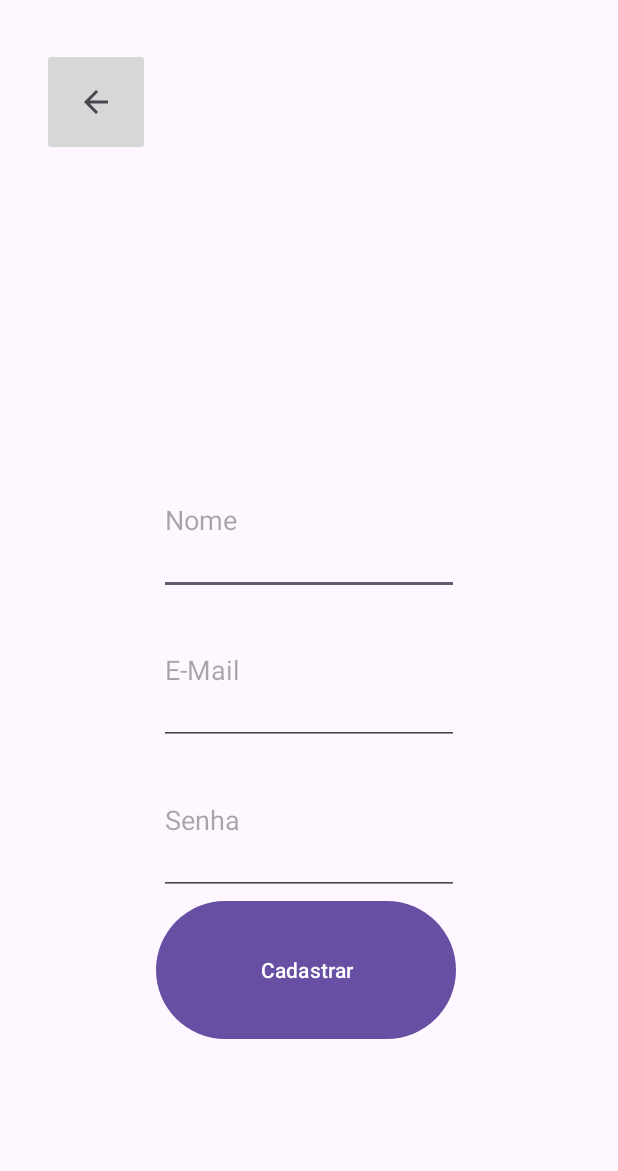
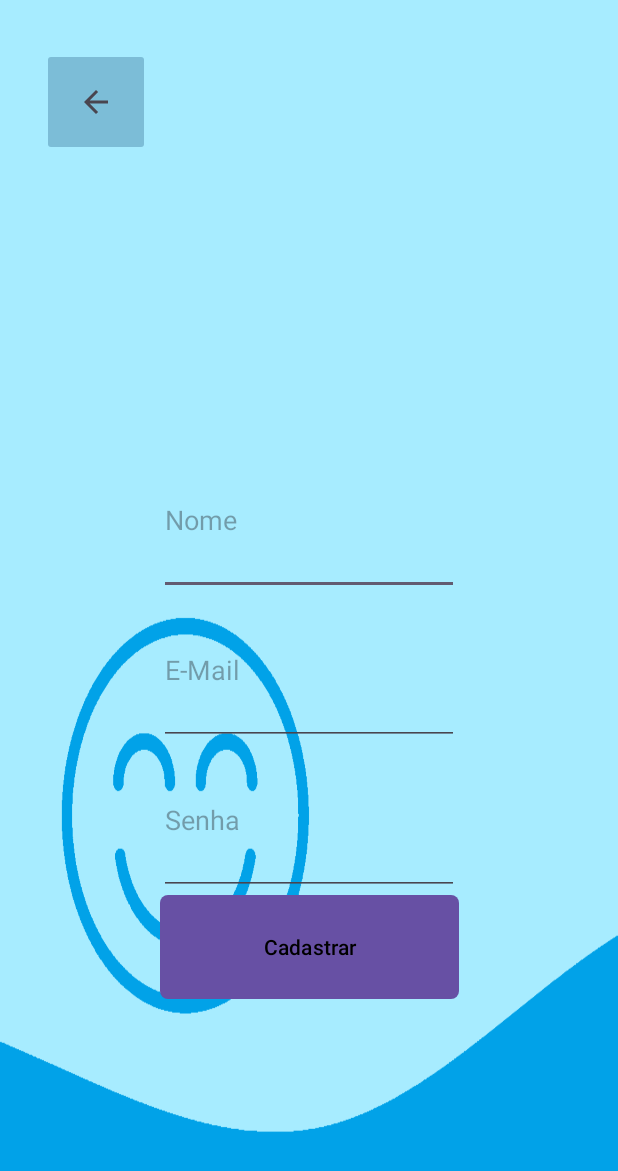
Before and after one commit to Catadordegames/SoninhoTech, an Android app: the cadastro_activity screen opened directly, with no data from a screen before it, on a phone screen of 412 x 824 dp. Shown: the top 1171 px of the screen. Run offline under Robolectric (Android 15) with nearby library versions, the phone set to English and light mode, and no system bars.

Commit message:
fiz os background light & dark tem que mudar as cores dos botoes

```diff
--- /dev/null
+++ b/app/src/main/res/drawable/ripple.xml
@@ -0,0 +1,10 @@
+<?xml version="1.0" encoding="utf-8"?>
+<ripple xmlns:android="http://schemas.android.com/apk/res/android"
+    android:color="@color/button">
+    <item>
+        <shape android:shape="rectangle">
+            <solid android:color="@color/button"/>
+            <corners android:radius="5dp" />
+        </shape>
+    </item>
+</ripple>
--- a/app/src/main/res/layout/activity_selecionar_perfil.xml
+++ b/app/src/main/res/layout/activity_selecionar_perfil.xml
@@ -4,6 +4,7 @@
     android:layout_width="match_parent"
     android:layout_height="match_parent"
     android:orientation="vertical"
+    android:background="@drawable/background_720"
     android:padding="16dp">
 
     <ScrollView
--- a/app/src/main/res/layout/cadastro_activity.xml
+++ b/app/src/main/res/layout/cadastro_activity.xml
@@ -1,8 +1,10 @@
 <?xml version="1.0" encoding="utf-8"?>
 <androidx.constraintlayout.widget.ConstraintLayout xmlns:android="http://schemas.android.com/apk/res/android"
+    xmlns:app="http://schemas.android.com/apk/res-auto"
+    xmlns:tools="http://schemas.android.com/tools"
     android:layout_width="match_parent"
     android:layout_height="match_parent"
-    xmlns:app="http://schemas.android.com/apk/res-auto">
+    android:background="@drawable/background_720">
 
     <ImageButton
         android:id="@+id/btn_back"
@@ -10,59 +12,74 @@
         android:layout_height="72dp"
         android:layout_marginStart="28dp"
         android:layout_marginTop="32dp"
+        android:backgroundTint="@color/button"
+        android:contentDescription="@string/back"
         app:layout_constraintStart_toStartOf="parent"
         app:layout_constraintTop_toTopOf="parent"
-        app:srcCompat="?attr/homeAsUpIndicator"
-        android:contentDescription="@string/back"/>
+        app:srcCompat="?attr/homeAsUpIndicator" />
 
     <EditText
         android:id="@+id/cadastro_usuario_nome"
         android:layout_width="200dp"
         android:layout_height="100dp"
+        android:autofillHints="AUTOFILL_HINT_PERSON_NAME"
         android:hint="@string/name"
-        android:autofillHints="AUTOFILL_HINT_PERSON_NAME"
         android:inputType="textPersonName"
+        android:textColorLink="@color/text"
+        app:layout_constraintBottom_toBottomOf="parent"
+        app:layout_constraintEnd_toEndOf="parent"
         app:layout_constraintStart_toStartOf="parent"
-        app:layout_constraintEnd_toEndOf="parent"
         app:layout_constraintTop_toBottomOf="@id/btn_back"
-        app:layout_constraintBottom_toBottomOf="parent"
         app:layout_constraintVertical_bias="0.311" />
 
     <EditText
         android:id="@+id/cadastro_usuario_email"
         android:layout_width="200dp"
         android:layout_height="100dp"
+        android:autofillHints="AUTOFILL_HINT_EMAIL_ADDRESS"
         android:hint="@string/email"
-        android:autofillHints="AUTOFILL_HINT_EMAIL_ADDRESS"
         android:inputType="textEmailAddress"
+        android:textColorLink="@color/text"
+        app:layout_constraintBottom_toBottomOf="parent"
+        app:layout_constraintEnd_toEndOf="parent"
         app:layout_constraintStart_toStartOf="parent"
-        app:layout_constraintEnd_toEndOf="parent"
         app:layout_constraintTop_toBottomOf="@id/cadastro_usuario_nome"
-        app:layout_constraintBottom_toBottomOf="parent"
         app:layout_constraintVertical_bias="0.0" />
 
     <EditText
         android:id="@+id/cadastro_usuario_senha"
         android:layout_width="200dp"
         android:layout_height="100dp"
+        android:autofillHints="AUTOFILL_HINT_NEW_PASSWORD"
         android:hint="@string/password"
-        android:autofillHints="AUTOFILL_HINT_NEW_PASSWORD"
         android:inputType="textPassword"
+        android:textColorLink="@color/text"
+        app:layout_constraintBottom_toBottomOf="parent"
+        app:layout_constraintEnd_toEndOf="parent"
         app:layout_constraintStart_toStartOf="parent"
-        app:layout_constraintEnd_toEndOf="parent"
         app:layout_constraintTop_toBottomOf="@id/cadastro_usuario_email"
-        app:layout_constraintBottom_toBottomOf="parent"
-        app:layout_constraintVertical_bias="0.0"
-        />
+        app:layout_constraintVertical_bias="0.0" />
 
     <Button
         android:id="@+id/cadastro_botao"
-        android:layout_width="200dp"
-        android:layout_height="100dp"
-        android:layout_marginStart="104dp"
+        android:layout_width="199dp"
+        android:layout_height="69dp"
         android:layout_marginTop="100dp"
+        android:background="@drawable/ripple"
+        android:backgroundTint="@color/button"
+        android:drawableTint="@color/button"
+        android:foregroundTint="@color/button"
+        android:shadowColor="@color/button"
         android:text="@string/register"
+        android:textColor="@color/text"
+        android:textColorHighlight="@color/button"
+        android:textColorHint="@color/button"
+        android:textColorLink="@color/button"
+        app:iconTint="@color/button"
+        app:layout_constraintEnd_toEndOf="parent"
         app:layout_constraintStart_toStartOf="parent"
-        app:layout_constraintTop_toTopOf="@id/cadastro_usuario_senha" />
+        app:layout_constraintTop_toTopOf="@id/cadastro_usuario_senha"
+        app:rippleColor="@color/button"
+        app:strokeColor="@color/button" />
 
 </androidx.constraintlayout.widget.ConstraintLayout>
--- a/app/src/main/res/layout/cadastro_alim_activity.xml
+++ b/app/src/main/res/layout/cadastro_alim_activity.xml
@@ -5,6 +5,7 @@
     android:id="@+id/cadastro_alim_activity"
     android:layout_width="match_parent"
     android:layout_height="match_parent"
+    android:background="@drawable/background_720"
     tools:context=".activitys.cadastro_alim_activity">
 
     <ImageButton
--- a/app/src/main/res/layout/cadastro_sono_activity.xml
+++ b/app/src/main/res/layout/cadastro_sono_activity.xml
@@ -5,6 +5,7 @@
     android:id="@+id/cadastro_sono_activity"
     android:layout_width="match_parent"
     android:layout_height="match_parent"
+    android:background="@drawable/background_720"
     tools:context=".activitys.cadastro_sono_activity">
 
     <ImageButton
--- a/app/src/main/res/layout/esqueci_senha_activity.xml
+++ b/app/src/main/res/layout/esqueci_senha_activity.xml
@@ -3,6 +3,7 @@
     xmlns:tools="http://schemas.android.com/tools"
     android:layout_width="match_parent"
     android:layout_height="match_parent"
+    android:background="@drawable/background_720"
     xmlns:app="http://schemas.android.com/apk/res-auto">
 
     <ImageButton
--- a/app/src/main/res/layout/login_activity.xml
+++ b/app/src/main/res/layout/login_activity.xml
@@ -2,6 +2,7 @@
 <androidx.constraintlayout.widget.ConstraintLayout xmlns:android="http://schemas.android.com/apk/res/android"
     android:layout_width="match_parent"
     android:layout_height="match_parent"
+    android:background="@drawable/background_720"
     xmlns:app="http://schemas.android.com/apk/res-auto">
 
     <EditText
--- a/app/src/main/res/layout/relatorio_alimentacao_activity.xml
+++ b/app/src/main/res/layout/relatorio_alimentacao_activity.xml
@@ -3,6 +3,7 @@
     xmlns:app="http://schemas.android.com/apk/res-auto"
     xmlns:tools="http://schemas.android.com/tools"
     android:layout_width="match_parent"
+    android:background="@drawable/background_720"
     android:layout_height="match_parent">
 
     <ImageButton
--- a/app/src/main/res/layout/relatorio_sono_activity.xml
+++ b/app/src/main/res/layout/relatorio_sono_activity.xml
@@ -3,6 +3,7 @@
     xmlns:app="http://schemas.android.com/apk/res-auto"
     xmlns:tools="http://schemas.android.com/tools"
     android:layout_width="match_parent"
+    android:background="@drawable/background_720"
     android:layout_height="match_parent">
 
     <ImageButton
--- a/app/src/main/res/layout/tela_principal_activity.xml
+++ b/app/src/main/res/layout/tela_principal_activity.xml
@@ -3,6 +3,7 @@
     xmlns:app="http://schemas.android.com/apk/res-auto"
     xmlns:tools="http://schemas.android.com/tools"
     android:layout_width="match_parent"
+    android:background="@drawable/background_720"
     android:layout_height="match_parent">
 
     <TextView
--- /dev/null
+++ b/app/src/main/res/values-night/colors.xml
@@ -0,0 +1,9 @@
+<?xml version="1.0" encoding="utf-8"?>
+<resources>
+    <color name="black">#FF000000</color>
+    <color name="white">#FFFFFFFF</color>
+    <color name="background_primary">#000000</color>
+    <color name="background_secundary">#545454</color>
+    <color name="button">#3A5966</color>
+    <color name="text">#A7ECFF</color>
+</resources>
--- a/app/src/main/res/values/colors.xml
+++ b/app/src/main/res/values/colors.xml
@@ -2,4 +2,8 @@
 <resources>
     <color name="black">#FF000000</color>
     <color name="white">#FFFFFFFF</color>
+    <color name="background_primary">#A7ECFF</color>
+    <color name="background_secundary">#01A2E8</color>
+    <color name="button">#7CBDD7</color>
+    <color name="text">#000000</color>
 </resources>
```
Also changed, not shown: app/src/main/res/drawable-night/background_720.png (added), app/src/main/res/drawable/background_720.png (added).
